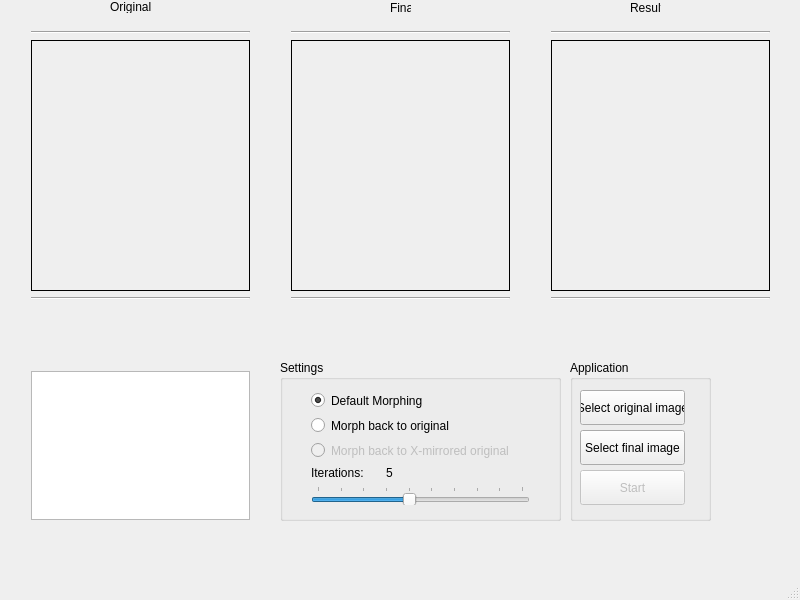
The window that mainwindow.ui (unerdground/chaincode_morphing) describes before a commit, drawn with Qt 5.
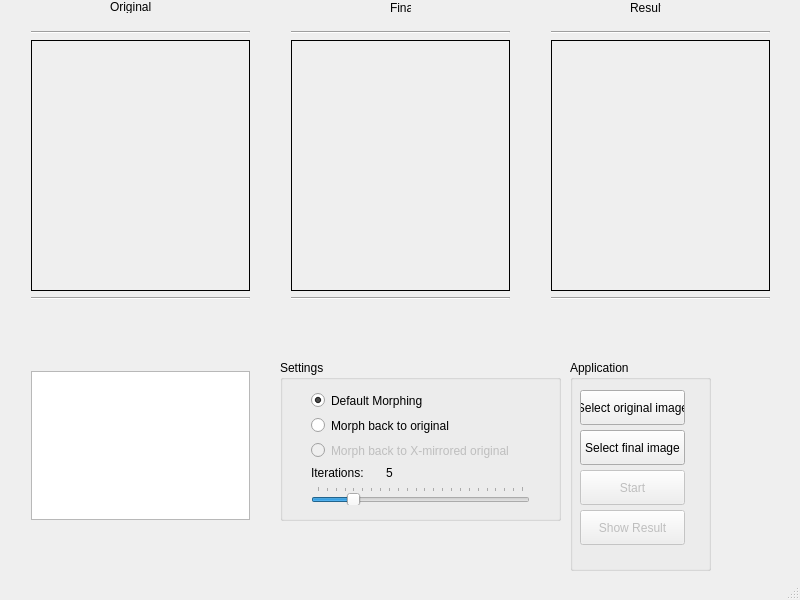
The same window after the commit.

Patch:
```diff
--- a/mainwindow.ui
+++ b/mainwindow.ui
@@ -291,7 +291,7 @@
          <number>1</number>
         </property>
         <property name="maximum">
-         <number>10</number>
+         <number>24</number>
         </property>
         <property name="value">
          <number>5</number>
@@ -325,7 +325,7 @@
       <x>570</x>
       <y>360</y>
       <width>141</width>
-      <height>161</height>
+      <height>211</height>
      </rect>
     </property>
     <property name="title">
@@ -382,6 +382,22 @@
       <string>Start</string>
      </property>
     </widget>
+    <widget class="QPushButton" name="result_button">
+     <property name="enabled">
+      <bool>false</bool>
+     </property>
+     <property name="geometry">
+      <rect>
+       <x>10</x>
+       <y>150</y>
+       <width>105</width>
+       <height>35</height>
+      </rect>
+     </property>
+     <property name="text">
+      <string>Show Result</string>
+     </property>
+    </widget>
    </widget>
   </widget>
   <widget class="QStatusBar" name="statusBar"/>
```
